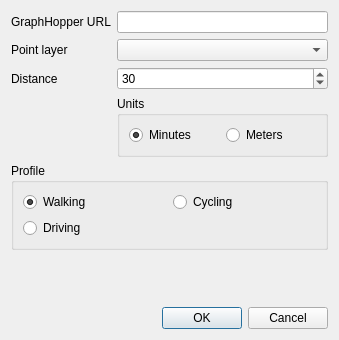
This is EdPlanning/resources/ui/main.ui in iiepdev/school-catchment-plugin as Qt 5 draws it before an edit. The edited form follows.
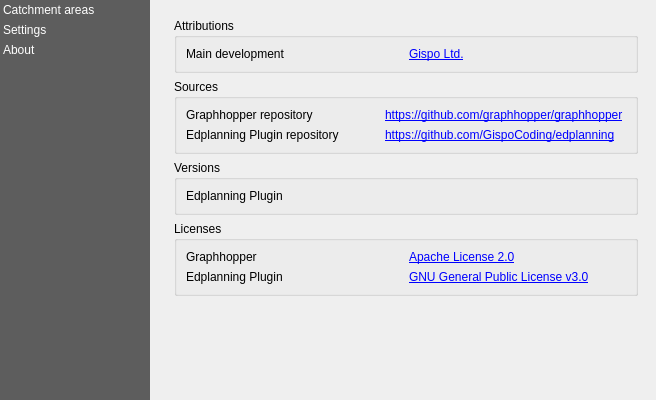
This is the edited form. The open tabs and pages were chosen to show the change. Custom widgets are drawn as their Qt base class.

Commit message:
Move interface to multiple panels (#12)
* Move interface to multiple panels

* Fix typing errors

* Fix flake8 type annotations

* Add missing qgsspinbox widget

Patch:
```diff
--- a/EdPlanning/resources/ui/main.ui
+++ b/EdPlanning/resources/ui/main.ui
@@ -1,57 +1,157 @@
 <?xml version="1.0" encoding="UTF-8"?>
 <ui version="4.0">
- <class>dialog_main</class>
- <widget class="QDialog" name="dialog_main">
+ <class>main_dialog</class>
+ <widget class="QDialog" name="main_dialog">
+  <property name="windowModality">
+   <enum>Qt::WindowModal</enum>
+  </property>
   <property name="geometry">
    <rect>
     <x>0</x>
     <y>0</y>
-    <width>339</width>
-    <height>340</height>
+    <width>600</width>
+    <height>400</height>
    </rect>
   </property>
   <property name="windowTitle">
    <string>EdPlanning</string>
   </property>
+  <layout class="QHBoxLayout" name="horizontalLayout">
+   <property name="leftMargin">
+    <number>0</number>
+   </property>
+   <property name="topMargin">
+    <number>0</number>
+   </property>
+   <property name="rightMargin">
+    <number>0</number>
+   </property>
+   <property name="bottomMargin">
+    <number>0</number>
+   </property>
+   <item>
+    <widget class="QListWidget" name="menu_widget">
+     <property name="sizePolicy">
+      <sizepolicy hsizetype="Minimum" vsizetype="Expanding">
+       <horstretch>0</horstretch>
+       <verstretch>0</verstretch>
+      </sizepolicy>
+     </property>
+     <property name="minimumSize">
+      <size>
+       <width>150</width>
+       <height>200</height>
+      </size>
+     </property>
+     <property name="maximumSize">
+      <size>
+       <width>150</width>
+       <height>16777215</height>
+      </size>
+     </property>
+     <property name="styleSheet">
+      <string notr="true">QListWidget{
+       background-color: rgb(69, 69, 69, 220);
+       outline: 0;
+       }
+       QListWidget::item {
+       color: white;
+       padding: 3px;
+       }
+       QListWidget::item::selected {
+       color: black;
+       background-color:palette(Window);
+       padding-right: 0px;
+       }
+      </string>
+     </property>
+     <property name="frameShape">
+      <enum>QFrame::Box</enum>
+     </property>
+     <property name="lineWidth">
+      <number>0</number>
+     </property>
+     <property name="iconSize">
+      <size>
+       <width>32</width>
+       <height>32</height>
+      </size>
+     </property>
+     <property name="uniformItemSizes">
+      <bool>true</bool>
+     </property>
+     <property name="currentRow">
+      <number>-1</number>
+     </property>
+     <item>
+      <property name="text">
+       <string>Catchment areas</string>
+      </property>
+     </item>
+     <item>
+      <property name="text">
+       <string>Settings</string>
+      </property>
+     </item>
+     <item>
+      <property name="text">
+       <string>About</string>
+      </property>
+     </item>
+    </widget>
+   </item>
+   <item>
   <layout class="QVBoxLayout" name="verticalLayout">
    <item>
+      <widget class="QWidget" name="area_contents">
+       <property name="geometry">
+        <rect>
+         <x>0</x>
+         <y>0</y>
+         <width>500</width>
+         <height>400</height>
+        </rect>
+       </property>
+       <property name="minimumSize">
+        <size>
+         <width>500</width>
+         <height>400</height>
+        </size>
+       </property>
+       <layout class="QVBoxLayout" name="verticalLayout_2">
+        <item>
+         <widget class="QStackedWidget" name="stacked_widget">
+          <property name="currentIndex">
+           <number>0</number>
+          </property>
+          <widget class="QWidget" name="catchment_areas">
     <layout class="QVBoxLayout" name="vlayout_main">
      <item>
+             <widget class="QgsCollapsibleGroupBox" name="mGroupBox_5589078">
+              <property name="title">
+               <string>Catchment area settings</string>
+              </property>
       <layout class="QVBoxLayout" name="vlayout_content">
        <item>
         <layout class="QFormLayout" name="formlayout_config">
          <item row="0" column="0">
-          <widget class="QLabel" name="label_gh_url">
-           <property name="text">
-            <string>GraphHopper URL</string>
-           </property>
-          </widget>
-         </item>
-         <item row="0" column="1">
-          <widget class="QLineEdit" name="lineedit_url">
-           <property name="text">
-            <string/>
-           </property>
-          </widget>
-         </item>
-         <item row="1" column="0">
           <widget class="QLabel" name="label_pointlayer">
            <property name="text">
             <string>Point layer</string>
            </property>
           </widget>
          </item>
-         <item row="1" column="1">
+                 <item row="0" column="1">
           <widget class="QgsMapLayerComboBox" name="combobox_layer"/>
          </item>
-         <item row="2" column="0">
+                 <item row="1" column="0">
           <widget class="QLabel" name="label_distance">
            <property name="text">
             <string>Distance</string>
            </property>
           </widget>
          </item>
-         <item row="2" column="1">
+                 <item row="1" column="1">
           <widget class="QgsSpinBox" name="spinbox_distance">
            <property name="minimum">
             <number>5</number>
@@ -70,10 +170,12 @@
            </property>
           </widget>
          </item>
-         <item row="3" column="1">
+                </layout>
+               </item>
+               <item>
           <widget class="QGroupBox" name="groupbox_units">
            <property name="title">
-            <string>Units</string>
+                  <string>Unit of distance</string>
            </property>
            <layout class="QHBoxLayout" name="hlayout_units">
             <item>
@@ -96,8 +198,6 @@
            </layout>
           </widget>
          </item>
-        </layout>
-       </item>
        <item>
         <widget class="QGroupBox" name="groupbox_profile">
          <property name="title">
@@ -136,6 +236,7 @@
         </widget>
        </item>
       </layout>
+             </widget>
      </item>
      <item>
       <widget class="QLabel" name="duration_label">
@@ -155,10 +256,298 @@
       </widget>
      </item>
     </layout>
+          </widget>
+          <widget class="QWidget" name="settings">
+           <layout class="QVBoxLayout" name="verticalLayout_15">
+            <item>
+             <widget class="QgsCollapsibleGroupBox" name="mGroupBox_4">
+              <property name="title">
+               <string>Graphhopper location</string>
+              </property>
+              <layout class="QVBoxLayout" name="verticalLayout_9">
+               <item>
+                <layout class="QGridLayout" name="gridLayout_7">
+                 <item row="0" column="0">
+                  <widget class="QLabel" name="label_gh_url">
+                   <property name="text">
+                    <string>GraphHopper URL</string>
+                   </property>
+                  </widget>
+                 </item>
+                 <item row="0" column="1">
+                  <widget class="QLineEdit" name="lineedit_url">
+                   <property name="text">
+                    <string/>
+                   </property>
+                  </widget>
+                 </item>
+                </layout>
+               </item>
+              </layout>
+             </widget>
+            </item>
+            <item>
+             <widget class="QgsCollapsibleGroupBox" name="mGroupBox_3">
+              <property name="title">
+               <string>Logging</string>
+              </property>
+              <layout class="QVBoxLayout" name="verticalLayout_8">
+               <item>
+                <widget class="QLabel" name="label">
+                 <property name="text">
+                  <string>QGIS must be restarted in order to apply changes in log levels</string>
+                 </property>
+                </widget>
+               </item>
+               <item>
+                <layout class="QGridLayout" name="gridLayout_5">
+                 <item row="1" column="0">
+                  <widget class="QLabel" name="label_level_console">
+                   <property name="text">
+                    <string>Console level</string>
+                   </property>
+                  </widget>
+                 </item>
+                 <item row="1" column="1">
+                  <widget class="QComboBox" name="combo_box_log_level_console"/>
+                 </item>
+                 <item row="0" column="0">
+                  <widget class="QLabel" name="label_level_file">
+                   <property name="text">
+                    <string>File level</string>
+                   </property>
+                  </widget>
+                 </item>
+                 <item row="0" column="1">
+                  <widget class="QComboBox" name="combo_box_log_level_file"/>
+                 </item>
+                </layout>
+               </item>
+               <item>
+                <layout class="QHBoxLayout" name="horizontalLayout_2">
+                 <item>
+                  <spacer name="horizontalSpacer">
+                   <property name="orientation">
+                    <enum>Qt::Horizontal</enum>
+                   </property>
+                   <property name="sizeHint" stdset="0">
+                    <size>
+                     <width>40</width>
+                     <height>20</height>
+                    </size>
+                   </property>
+                  </spacer>
+                 </item>
+                 <item>
+                  <widget class="QPushButton" name="btn_open_log">
+                   <property name="text">
+                    <string>Open most recent log file</string>
+                   </property>
+                  </widget>
+                 </item>
+                </layout>
+               </item>
+              </layout>
+             </widget>
+            </item>
+            <item>
+             <spacer name="verticalSpacer_2">
+              <property name="orientation">
+               <enum>Qt::Vertical</enum>
+              </property>
+              <property name="sizeHint" stdset="0">
+               <size>
+                <width>20</width>
+                <height>40</height>
+               </size>
+              </property>
+             </spacer>
+            </item>
+           </layout>
+          </widget>
+          <widget class="QWidget" name="about">
+           <layout class="QVBoxLayout" name="verticalLayout_3">
+            <item>
+             <widget class="QGroupBox" name="groupBox_3">
+              <property name="title">
+               <string>Attributions</string>
+              </property>
+              <layout class="QVBoxLayout" name="verticalLayout_6">
+               <item>
+                <layout class="QGridLayout" name="gridLayout_3">
+                 <property name="sizeConstraint">
+                  <enum>QLayout::SetNoConstraint</enum>
+                 </property>
+                 <item row="0" column="0">
+                  <widget class="QLabel" name="label_development">
+                   <property name="text">
+                    <string>Main development</string>
+                   </property>
+                  </widget>
+                 </item>
+                 <item row="0" column="1">
+                  <widget class="QLabel" name="label_gispo">
+                   <property name="text">
+                    <string>&lt;html&gt;&lt;head/&gt;&lt;body&gt;&lt;p&gt;&lt;a href=&quot;https://www.gispo.fi/en/home/&quot;&gt;&lt;span style=&quot; text-decoration: underline; color:#0000ff;&quot;&gt;Gispo Ltd.&lt;/span&gt;&lt;/a&gt;&lt;/p&gt;&lt;/body&gt;&lt;/html&gt;
+                    </string>
+                   </property>
+                  </widget>
+                 </item>
+                </layout>
+               </item>
+              </layout>
+             </widget>
+            </item>
+            <item>
+             <widget class="QGroupBox" name="groupBox_2">
+              <property name="title">
+               <string>Sources</string>
+              </property>
+              <layout class="QVBoxLayout" name="verticalLayout_5">
+               <item>
+                <layout class="QGridLayout" name="gridLayout_2">
+                 <item row="0" column="0">
+                  <widget class="QLabel" name="label_qsource">
+                   <property name="text">
+                    <string>Graphhopper repository</string>
+                   </property>
+                  </widget>
+                 </item>
+                 <item row="0" column="1">
+                  <widget class="QLabel" name="label_qgsource">
+                   <property name="text">
+                    <string>&lt;html&gt;&lt;head/&gt;&lt;body&gt;&lt;p&gt;&lt;a href=&quot;https://github.com/graphhopper/graphhopper&quot;&gt;&lt;span style=&quot; text-decoration: underline; color:#0000ff;&quot;&gt;https://github.com/graphhopper/graphhopper&lt;/span&gt;&lt;/a&gt;&lt;/p&gt;&lt;/body&gt;&lt;/html&gt;
+                    </string>
+                   </property>
+                  </widget>
+                 </item>
+                 <item row="1" column="0">
+                  <widget class="QLabel" name="label_gsource">
+                   <property name="text">
+                    <string>Edplanning Plugin repository</string>
+                   </property>
+                  </widget>
+                 </item>
+                 <item row="1" column="1">
+                  <widget class="QLabel" name="label_source">
+                   <property name="text">
+                    <string>&lt;html&gt;&lt;head/&gt;&lt;body&gt;&lt;p&gt;&lt;a href=&quot;https://github.com/GispoCoding/edplanning&quot;&gt;&lt;span style=&quot; text-decoration: underline; color:#0000ff;&quot;&gt;https://github.com/GispoCoding/edplanning&lt;/span&gt;&lt;/a&gt;&lt;/p&gt;&lt;/body&gt;&lt;/html&gt;
+                    </string>
+                   </property>
+                  </widget>
+                 </item>
+                </layout>
+               </item>
+              </layout>
+             </widget>
+            </item>
+            <item>
+             <widget class="QGroupBox" name="groupBox_4">
+              <property name="title">
+               <string>Versions</string>
+              </property>
+              <layout class="QVBoxLayout" name="verticalLayout_7">
+               <item>
+                <layout class="QGridLayout" name="gridLayout_4">
+                 <item row="0" column="1">
+                  <widget class="QLabel" name="label_version">
+                   <property name="text">
+                    <string>&lt;placeholder&gt;</string>
+                   </property>
+                  </widget>
+                 </item>
+                 <item row="0" column="0">
+                  <widget class="QLabel" name="label_version_txt">
+                   <property name="text">
+                    <string>Edplanning Plugin</string>
+                   </property>
+                  </widget>
+                 </item>
+                </layout>
+               </item>
+              </layout>
+             </widget>
+            </item>
+            <item>
+             <widget class="QGroupBox" name="groupBox">
+              <property name="title">
+               <string>Licenses</string>
+              </property>
+              <layout class="QVBoxLayout" name="verticalLayout_4">
+               <item>
+                <layout class="QGridLayout" name="gridLayout">
+                 <item row="0" column="0">
+                  <widget class="QLabel" name="label_graphhopper">
+                   <property name="text">
+                    <string>Graphhopper</string>
+                   </property>
+                  </widget>
+                 </item>
+                 <item row="0" column="1">
+                  <widget class="QLabel" name="label_apache2">
+                   <property name="text">
+                    <string>&lt;html&gt;&lt;head/&gt;&lt;body&gt;&lt;p&gt;&lt;a href=&quot;https://www.apache.org/licenses/LICENSE-2.0&quot;&gt;&lt;span style=&quot; text-decoration: underline; color:#0000ff;&quot;&gt;Apache License 2.0&lt;/span&gt;&lt;/a&gt;&lt;/p&gt;&lt;/body&gt;&lt;/html&gt;
+                    </string>
+                   </property>
+                  </widget>
+                 </item>
+                 <item row="1" column="0">
+                  <widget class="QLabel" name="label_plugin">
+                   <property name="text">
+                    <string>Edplanning Plugin</string>
+                   </property>
+                  </widget>
+                 </item>
+                 <item row="1" column="1">
+                  <widget class="QLabel" name="label_gpl3">
+                   <property name="text">
+                    <string>&lt;html&gt;&lt;head/&gt;&lt;body&gt;&lt;p&gt;&lt;a href=&quot;https://www.gnu.org/licenses/gpl-3.0.en.html&quot;&gt;&lt;span style=&quot; text-decoration: underline; color:#0000ff;&quot;&gt;GNU General Public License v3.0&lt;/span&gt;&lt;/a&gt;&lt;/p&gt;&lt;/body&gt;&lt;/html&gt;
+                    </string>
+                   </property>
+                  </widget>
+                 </item>
+                </layout>
+               </item>
+              </layout>
+             </widget>
+            </item>
+            <item>
+             <spacer name="verticalSpacer">
+              <property name="orientation">
+               <enum>Qt::Vertical</enum>
+              </property>
+              <property name="sizeHint" stdset="0">
+               <size>
+                <width>20</width>
+                <height>40</height>
+               </size>
+              </property>
+             </spacer>
+            </item>
+           </layout>
+          </widget>
+         </widget>
+        </item>
+       </layout>
+      </widget>
+     </item>
+    </layout>
    </item>
   </layout>
  </widget>
  <customwidgets>
+  <customwidget>
+   <class>QgsCollapsibleGroupBox</class>
+   <extends>QGroupBox</extends>
+   <header>qgscollapsiblegroupbox.h</header>
+   <container>1</container>
+  </customwidget>
+  <customwidget>
+   <class>QgsExtentGroupBox</class>
+   <extends>QgsCollapsibleGroupBox</extends>
+   <header>qgsextentgroupbox.h</header>
+   <container>1</container>
+  </customwidget>
   <customwidget>
    <class>QgsMapLayerComboBox</class>
    <extends>QComboBox</extends>
```
Left out of the diff: 4 changed lines with no effect on the pictures. Lines whose indentation alone changed are shown as unchanged. The commit also changes 6 other files.
